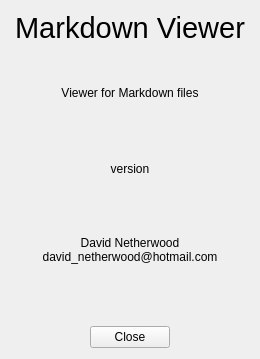
This is About.ui in dhn1/MarkdownViewer as Qt 5 draws it before an edit. The edited form follows.
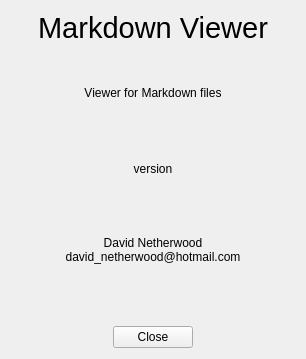
This is the edited form. Icons and pictures are not drawn.

```diff
--- a/About.ui
+++ b/About.ui
@@ -9,7 +9,7 @@
    <rect>
     <x>0</x>
     <y>0</y>
-    <width>260</width>
+    <width>306</width>
     <height>359</height>
    </rect>
   </property>
```
Left out of the diff: 2 changed lines with no effect on the pictures.
